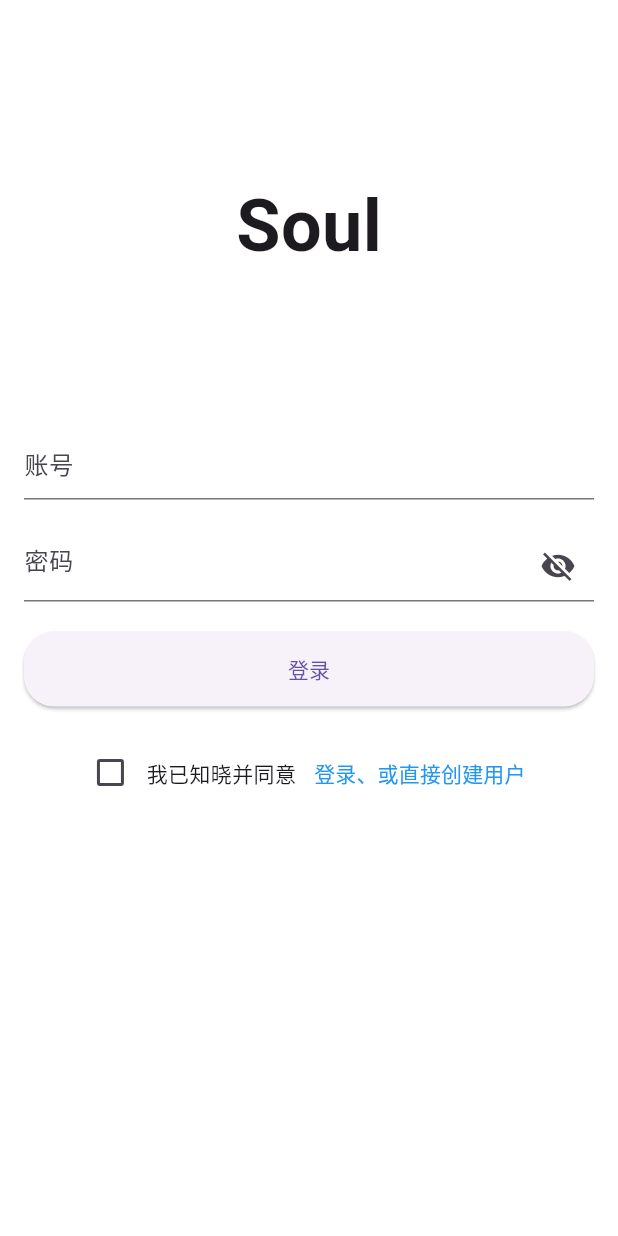
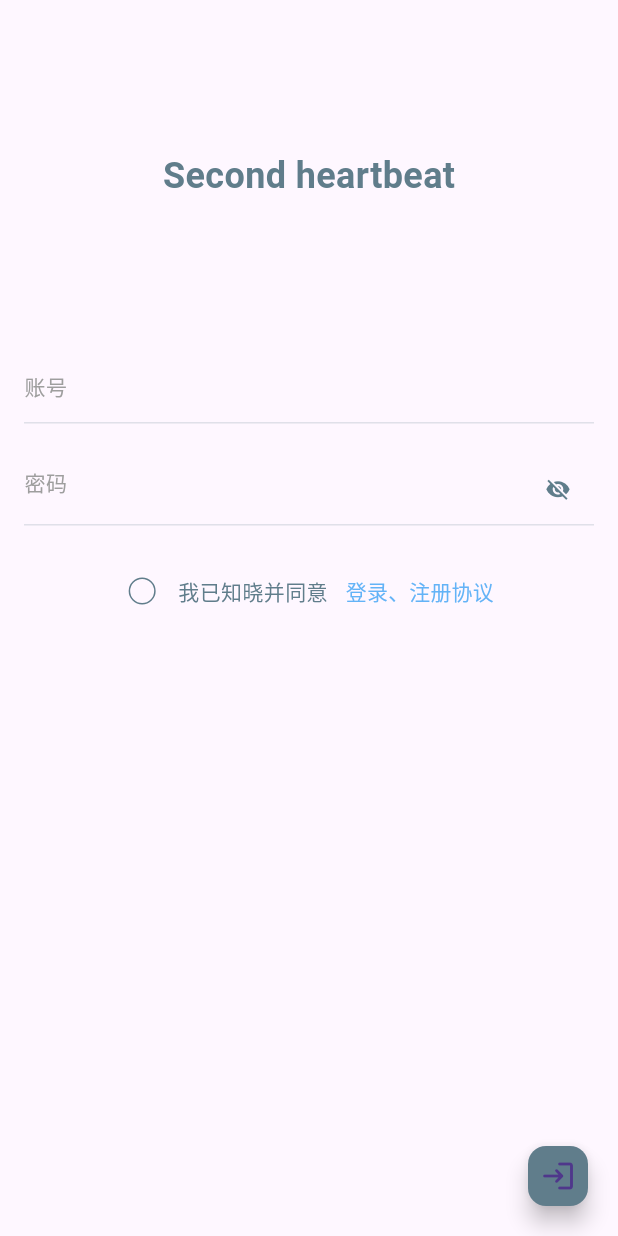
Before and after one commit to luzaihang/com.example.zai_hang_lu, a Flutter app: the screen it shows after launch, on a phone screen of 412 x 824 dp. Run offline on Flutter 3.47's test engine with Material 3 defaults, Android fonts, the phone set to English and light mode, and no system bars; our stand-ins replace cached_network_image, image_gallery_saver, image_picker, logger, permission_handler, photo_view and 1 more; missing offline and left inert: tencentcloud_cos_sdk_plugin; statements that could not run were skipped.

Commit message:
代码优化、页面优化

```diff
--- a/lib/routes_widgets/login_page.dart
+++ b/lib/routes_widgets/login_page.dart
@@ -2,6 +2,7 @@ import 'package:flutter/material.dart';
 import 'package:logger/logger.dart';
 import 'package:shared_preferences/shared_preferences.dart';
 import 'package:zai_hang_lu/app_data/user_info_config.dart';
+import 'package:zai_hang_lu/loading_page.dart';
 import 'package:zai_hang_lu/tencent/tencent_cloud_init.dart';
 import 'package:zai_hang_lu/tencent/tencent_upload_download.dart';
 
@@ -38,9 +39,6 @@ class LoginScreenState extends State<LoginScreen> {
         _usernameController.text = username;
         _passwordController.text = password;
       });
-      // if (mounted) { //
-      //   _validateAndLogin(context);
-      // }
     } else {
       Logger().d("No cached username or password found");
     }
@@ -55,19 +53,27 @@ class LoginScreenState extends State<LoginScreen> {
   @override
   Widget build(BuildContext context) {
     return Scaffold(
-      backgroundColor: Colors.white,
-      body: Center(
-        child: Padding(
-          padding: const EdgeInsets.all(16.0),
+      floatingActionButton: FloatingActionButton(
+        backgroundColor: Colors.blueGrey,
+        onPressed: () async {
+          _validateAndLogin(context);
+        },
+        mini: true,
+        heroTag: 'loginPageFloatingActionButton',
+        child: const Icon(Icons.login_rounded),
+      ),
+      body: Padding(
+        padding: const EdgeInsets.symmetric(horizontal: 16.0),
         child: Column(
           mainAxisAlignment: MainAxisAlignment.start,
           children: <Widget>[
             const SizedBox(height: 100),
             const Text(
-                'Soul',
+              'Second heartbeat',
               style: TextStyle(
-                  fontSize: 48,
+                fontSize: 24,
                 fontWeight: FontWeight.bold,
+                color: Colors.blueGrey,
               ),
             ),
             const SizedBox(height: 100),
@@ -75,21 +81,47 @@ class LoginScreenState extends State<LoginScreen> {
               controller: _usernameController,
               decoration: const InputDecoration(
                 hintText: '账号',
+                hintStyle: TextStyle(
+                  color: Colors.grey,
+                  fontSize: 14,
+                ),
                 border: UnderlineInputBorder(),
+                focusedBorder: UnderlineInputBorder(
+                  borderSide: BorderSide(color: Colors.blueGrey),
+                ),
+                enabledBorder: UnderlineInputBorder(
+                  borderSide: BorderSide(color: Colors.blueGrey, width: 0.2),
+                ),
               ),
               keyboardType: TextInputType.text,
+              cursorWidth: 2,
+              cursorRadius: const Radius.circular(5),
+              cursorColor: Colors.blueGrey,
+              style: const TextStyle(color: Colors.blueGrey), // 输入文本后的颜色
             ),
             const SizedBox(height: 20),
             TextField(
               controller: _passwordController,
               decoration: InputDecoration(
                 hintText: '密码',
+                hintStyle: const TextStyle(
+                  color: Colors.grey,
+                  fontSize: 14,
+                ),
                 border: const UnderlineInputBorder(),
+                focusedBorder: const UnderlineInputBorder(
+                  borderSide: BorderSide(color: Colors.blueGrey),
+                ),
+                enabledBorder: const UnderlineInputBorder(
+                  borderSide: BorderSide(color: Colors.blueGrey, width: 0.2),
+                ),
                 suffixIcon: IconButton(
                   icon: Icon(
                     _isPasswordVisible
                         ? Icons.visibility
                         : Icons.visibility_off,
+                    color: Colors.blueGrey,
+                    size: 17.0,
                   ),
                   onPressed: () {
                     setState(() {
@@ -99,44 +131,47 @@ class LoginScreenState extends State<LoginScreen> {
                 ),
               ),
               obscureText: !_isPasswordVisible,
-              ),
-              const SizedBox(height: 20),
-              ElevatedButton(
-                onPressed: () {
-                  _validateAndLogin(context);
-                },
-                style: ElevatedButton.styleFrom(
-                  minimumSize: const Size(double.infinity, 50),
-                  shape: RoundedRectangleBorder(
-                    borderRadius: BorderRadius.circular(20),
-                  ),
-                ),
-                child: const Text('登录'),
+              cursorColor: Colors.blueGrey,
+              cursorWidth: 2,
+              cursorRadius: const Radius.circular(5),
+              style: const TextStyle(color: Colors.blueGrey), // 输入文本的颜色
             ),
             const SizedBox(height: 20),
             Row(
               mainAxisAlignment: MainAxisAlignment.center,
               children: <Widget>[
                 Checkbox(
+                  side: const BorderSide(width: 1.0, color: Colors.blueGrey),
+                  shape: const CircleBorder(),
                   value: _isChecked,
+                  fillColor: MaterialStateProperty.resolveWith((states) {
+                    if (states.contains(MaterialState.selected)) {
+                      return Colors.blue.withOpacity(0.7);
+                    }
+                    return Colors.transparent;
+                  }),
                   onChanged: (bool? value) {
                     setState(() {
                       _isChecked = value ?? false;
                     });
                   },
                 ),
-                  const Text('我已知晓并同意'),
+                const Text(
+                  '我已知晓并同意',
+                  style: TextStyle(
+                    color: Colors.blueGrey,
+                  ),
+                ),
                 TextButton(
                   onPressed: () {},
-                    child: const Text(
-                      '登录、或直接创建用户',
-                      style: TextStyle(color: Colors.blue),
+                  child: Text(
+                    '登录、注册协议',
+                    style: TextStyle(color: Colors.blue.withOpacity(0.7)),
                   ),
                 ),
               ],
             ),
           ],
-          ),
         ),
       ),
     );
@@ -158,12 +193,15 @@ class LoginScreenState extends State<LoginScreen> {
       return;
     }
     if (!_isChecked) {
-      showCustomSnackBar(context, "请同意用户协议和隐私政策");
+      showCustomSnackBar(context, "请同意：登录、注册协议");
       return;
     }
 
+    Loading().show(context);
+
     String info = await TencentUpLoadAndDownload.userInfoTxt();
     if (info.contains(user)) {
+      Loading().hide();
       if (mounted) Navigator.pushNamed(context, "/home");
     } else {
       String upLoadText = "$info$user|";
```
Also changed, not shown: lib/app_data/random_generator.dart (+23 -0 lines), lib/pull_to_refresh_list_view.dart (+21 -3 lines), lib/routes_widgets/edit_post_page.dart (+113 -132 lines), lib/routes_widgets/home.dart (+11 -10 lines), lib/routes_widgets/post_widget.dart (+14 -1 lines), lib/tencent/tencent_cloud_list_data.dart (+31 -19 lines), lib/tencent/tencent_upload_download.dart (+7 -2 lines). Lines whose indentation alone changed are shown as unchanged.
